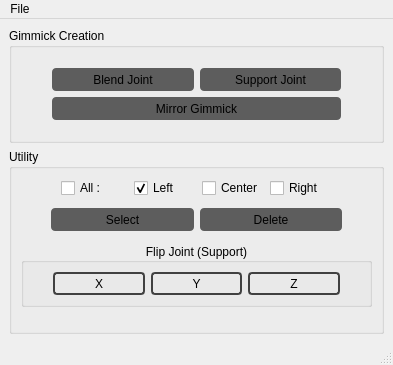
Old version of the form release/scripts/mgear/rigbits/gimmick_tool/gimmick_tool.ui in the repository mgear-dev/mgear4.
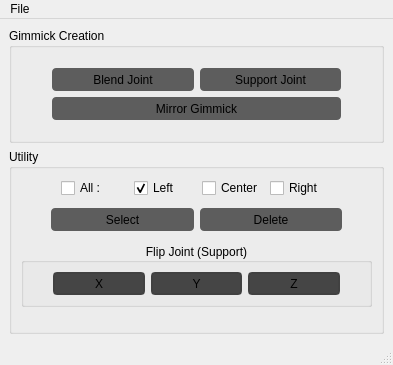
New version of the form. Icons and pictures are not drawn.

Commit message: Changed a background color for flip joint as a sub button

Patch:
```diff
--- a/release/scripts/mgear/rigbits/gimmick_tool/gimmick_tool.ui
+++ b/release/scripts/mgear/rigbits/gimmick_tool/gimmick_tool.ui
@@ -385,6 +385,7 @@
                <string notr="true">QPushButton {
     border-radius: 4px;
 	border: 2px solid #414141;
+	background-color: #454545;
 }
 QPushButton:pressed {
 	background-color: #00A6F3;
@@ -413,6 +414,7 @@
                <string notr="true">QPushButton {
     border-radius: 4px;
 	border: 2px solid #414141;
+	background-color: #454545;
 }
 QPushButton:pressed {
 	background-color: #00A6F3;
@@ -441,6 +443,7 @@
                <string notr="true">QPushButton {
     border-radius: 4px;
 	border: 2px solid #414141;
+	background-color: #454545;
 }
 QPushButton:pressed {
 	background-color: #00A6F3;
```
The commit also changes 1 other file.
